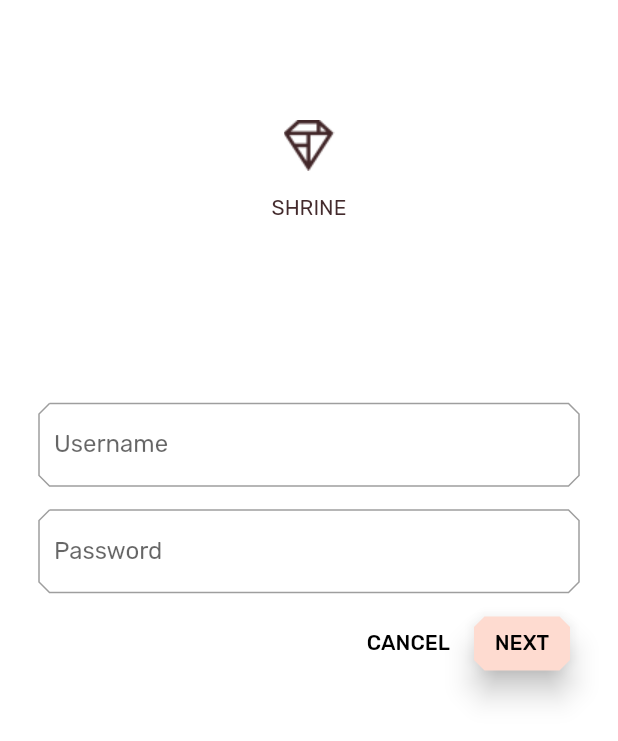
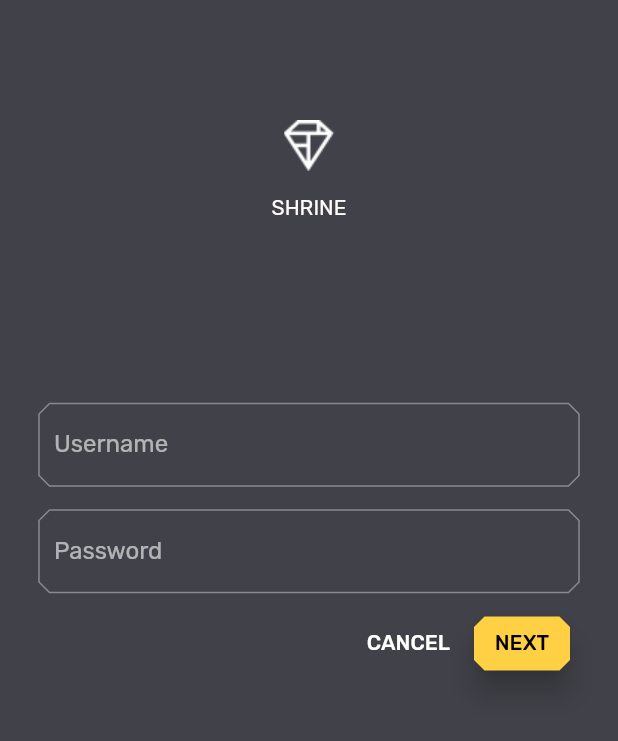
Before and after one commit to davechao/shrine_app, a Flutter app: the screen it shows after launch, on a phone screen of 412 x 824 dp. Shown: the top 741 px of the screen. Run offline on Flutter 3.47's test engine with Material 2 defaults, Android fonts, the phone set to English and light mode, and no system bars.

Commit message:
1. add color 2. adjust ui for login_page and home_page

```diff
--- a/lib/color/colors.dart
+++ b/lib/color/colors.dart
@@ -9,5 +9,9 @@ const kShrineBrown900 = const Color(0xFF442B2D);
 
 const kShrineErrorRed = const Color(0xFFC5032B);
 
+const kShrineAltDarkGrey = const Color(0xFF414149);
+
+const kShrineAltYellow = const Color(0xFFFFCF44);
+
 const kShrineSurfaceWhite = const Color(0xFFFFFBFA);
 const kShrineBackgroundWhite = Colors.white;
--- a/lib/login.dart
+++ b/lib/login.dart
@@ -16,7 +16,10 @@ class _LoginPageState extends State<LoginPage> {
   Widget _buildLogo() {
     return Column(
       children: <Widget>[
-        Image.asset('assets/icons/diamond.png'),
+        Image.asset(
+          'assets/icons/diamond.png',
+          color: kShrineBackgroundWhite,
+        ),
         SizedBox(height: 16.0),
         Text('SHRINE'),
       ],
@@ -25,7 +28,7 @@ class _LoginPageState extends State<LoginPage> {
 
   Widget _buildUserNameTextField() {
     return AccentColorOverride(
-      color: kShrineBrown900,
+      color: kShrineAltYellow,
       child: TextField(
         controller: _usernameController,
         decoration: InputDecoration(
@@ -37,7 +40,7 @@ class _LoginPageState extends State<LoginPage> {
 
   Widget _buildPasswordTextField() {
     return AccentColorOverride(
-      color: kShrineBrown900,
+      color: kShrineAltYellow,
       child: TextField(
         controller: _passwordController,
         decoration: InputDecoration(
@@ -62,6 +65,7 @@ class _LoginPageState extends State<LoginPage> {
 
   Widget _buildNextButton() {
     return RaisedButton(
+      color: kShrineAltYellow,
       child: Text('NEXT'),
       elevation: 8.0,
       onPressed: _goHomePage,
--- a/lib/main.dart
+++ b/lib/main.dart
@@ -8,22 +8,19 @@ void main() => runApp(ShrineApp());
 
 class ShrineApp extends StatelessWidget {
   ThemeData _buildShrineTheme() {
-    final ThemeData base = ThemeData.light();
+    final ThemeData base = ThemeData.dark();
     return base.copyWith(
-      accentColor: kShrineBrown900,
-      primaryColor: kShrinePink100,
-      buttonTheme: base.buttonTheme.copyWith(
-        buttonColor: kShrinePink100,
-        textTheme: ButtonTextTheme.normal,
-      ),
-      scaffoldBackgroundColor: kShrineBackgroundWhite,
-      cardColor: kShrineBackgroundWhite,
+      accentColor: kShrineAltDarkGrey,
+      primaryColor: kShrineAltDarkGrey,
+      buttonColor: kShrineAltYellow,
+      scaffoldBackgroundColor: kShrineAltDarkGrey,
+      cardColor: kShrineAltDarkGrey,
       textSelectionColor: kShrinePink100,
       errorColor: kShrineErrorRed,
       textTheme: _buildShrineTextTheme(base.textTheme),
       primaryTextTheme: _buildShrineTextTheme(base.primaryTextTheme),
       accentTextTheme: _buildShrineTextTheme(base.accentTextTheme),
-      primaryIconTheme: base.iconTheme.copyWith(color: kShrineBrown900),
+      primaryIconTheme: base.iconTheme.copyWith(color: kShrineAltYellow),
       inputDecorationTheme: InputDecorationTheme(
         border: CutCornersBorder(),
       ),
@@ -44,8 +41,8 @@ class ShrineApp extends StatelessWidget {
         )
         .apply(
           fontFamily: 'Rubik',
-          displayColor: kShrineBrown900,
-          bodyColor: kShrineBrown900,
+          displayColor: kShrineSurfaceWhite,
+          bodyColor: kShrineSurfaceWhite,
         );
   }
 
```
Also changed, not shown: lib/home.dart (+8 -86 lines).
